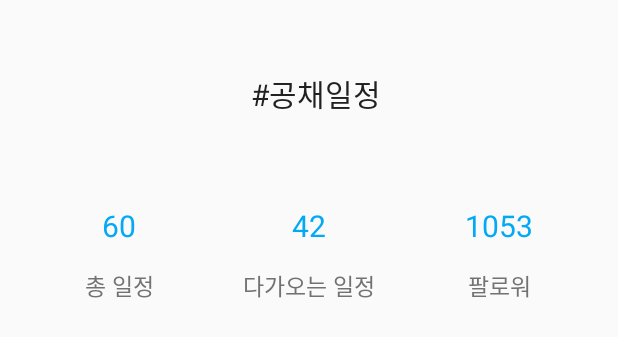
After one commit to leewk92/WhendRepository, an Android app: the layout a7_specifichashtag_layout.xml on its own in the app's theme, with its tools: preview values and no code run, on a phone screen of 412 x 824 dp. The commit adds this screen. Shown: the top 337 px of the screen. Run offline under Robolectric (Android 15) with nearby library versions, the phone set to English and light mode, and no system bars.

```diff
--- /dev/null
+++ b/app/src/main/res/layout/a7_specifichashtag_layout.xml
@@ -0,0 +1,144 @@
+<!--
+<FrameLayout
+    xmlns:android="http://schemas.android.com/apk/res/android"
+    xmlns:tools="http://schemas.android.com/tools"
+    android:layout_width="match_parent"
+    android:layout_height="match_parent"
+    tools:context="net.whend.soodal.whend.view.F5_Mypage">
+
+
+    <TextView
+        android:layout_width="match_parent"
+        android:layout_height="match_parent"
+        android:text="hello_blank_fragment"
+        android:background="#0002ff4b" />
+
+</FrameLayout>
+    -->
+<LinearLayout
+    xmlns:android="http://schemas.android.com/apk/res/android"
+    android:orientation="vertical"
+    android:layout_width="match_parent"
+    android:layout_height="match_parent"
+    >
+
+
+
+    <LinearLayout
+        android:layout_width="match_parent"
+        android:layout_height="wrap_content"
+        android:layout_marginTop="5dp"
+        android:orientation="horizontal">
+
+        <LinearLayout
+            android:id="@+id/user_clickableLayout"
+            android:layout_width="match_parent"
+            android:layout_height="120dp"
+            >
+
+            <TextView
+                android:id="@+id/comment_writer"
+                android:layout_width="match_parent"
+                android:layout_height="match_parent"
+                android:text="#공채일정"
+                android:textSize="20dp"
+                android:textColor="#212121"
+                android:gravity="center"
+                android:layout_marginLeft="10dp"
+                android:layout_marginBottom="5dp"
+                />
+
+        </LinearLayout>
+    </LinearLayout>
+
+
+
+    <LinearLayout
+        android:layout_width="match_parent"
+        android:layout_height="80dp"
+        android:orientation="horizontal"
+        android:layout_marginLeft="16dp"
+        android:layout_marginRight="16dp"
+        android:layout_marginTop = "5dp">
+
+        <LinearLayout
+            android:id= "@+id/schedule_count_clickablelayout"
+            android:layout_width="match_parent"
+            android:layout_height="80dp"
+            android:orientation="vertical"
+            android:layout_weight="1">
+            <TextView
+                android:id= "@+id/schedule_count"
+                android:layout_width="match_parent"
+                android:layout_height="40dp"
+                android:text="60"
+                android:textSize="20dp"
+                android:textColor="#03A9F4"
+                android:gravity="center"/>
+            <TextView
+                android:layout_width="match_parent"
+                android:layout_height="40dp"
+                android:text="총 일정"
+                android:textSize="15dp"
+                android:textColor="#727272"
+                android:gravity="center"/>
+
+        </LinearLayout>
+        <LinearLayout
+            android:id= "@+id/follower_count_clickablelayout"
+            android:layout_width="match_parent"
+            android:layout_height="80dp"
+            android:orientation="vertical"
+            android:layout_weight="1">
+            <TextView
+                android:id= "@+id/follower_count"
+                android:layout_width="match_parent"
+                android:layout_height="40dp"
+                android:text="42"
+                android:textSize="20dp"
+                android:textColor="#03A9F4"
+                android:gravity="center"/>
+            <TextView
+                android:layout_width="match_parent"
+                android:layout_height="40dp"
+                android:text="다가오는 일정"
+                android:textSize="15dp"
+                android:textColor="#727272"
+                android:gravity="center"/>
+
+        </LinearLayout>
+        <LinearLayout
+            android:id= "@+id/following_count_clickablelayout"
+            android:layout_width="match_parent"
+            android:layout_height="80dp"
+            android:orientation="vertical"
+            android:layout_weight="1">
+            <TextView
+                android:id= "@+id/following_count"
+                android:layout_width="match_parent"
+                android:layout_height="40dp"
+                android:text="1053"
+                android:textSize="20dp"
+                android:textColor="#03A9F4"
+                android:gravity="center"/>
+            <TextView
+                android:layout_width="match_parent"
+                android:layout_height="40dp"
+                android:text="팔로워"
+                android:textSize="15dp"
+                android:textColor="#727272"
+                android:gravity="center"/>
+
+        </LinearLayout>
+
+    </LinearLayout>
+
+    <ListView
+        android:id="@+id/listview_schedule"
+        android:layout_width="match_parent"
+        android:layout_height="wrap_content">
+
+
+    </ListView>
+
+</LinearLayout>
```
Also changed, not shown: app/src/main/java/net/whend/soodal/whend/view/A0_2_SignUpActivity.java (+19 -0 lines), app/src/main/java/net/whend/soodal/whend/view/A7_SpecificHashTagActivity.java (added, +109 -0 lines), app/src/main/res/layout/a0_2_signup_layout.xml (+6 -2 lines).
